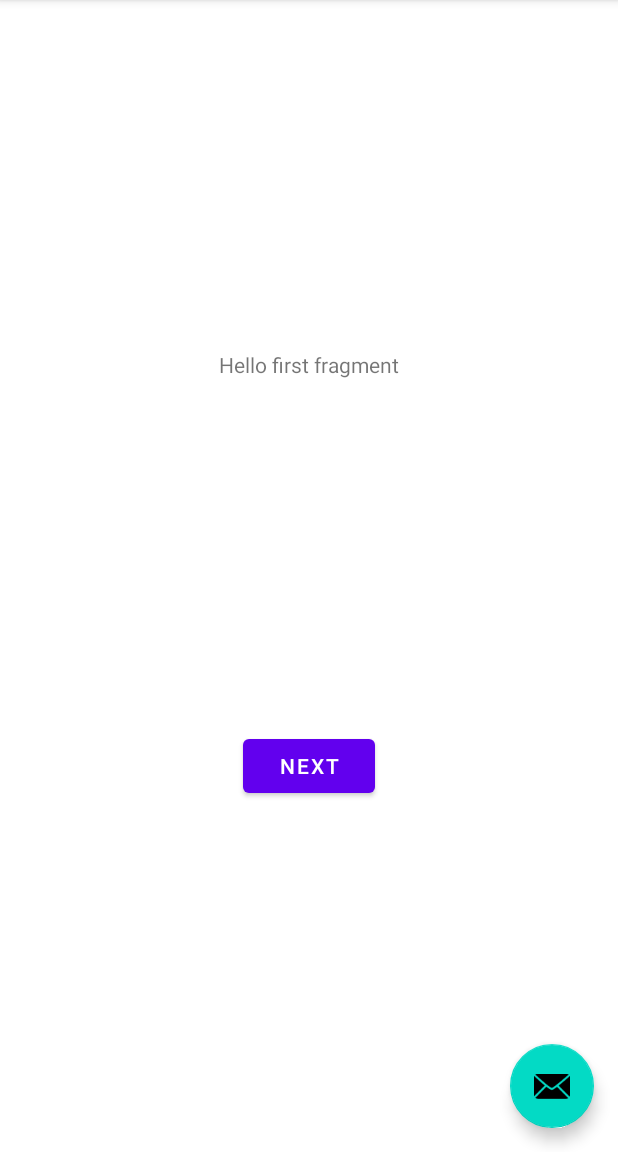
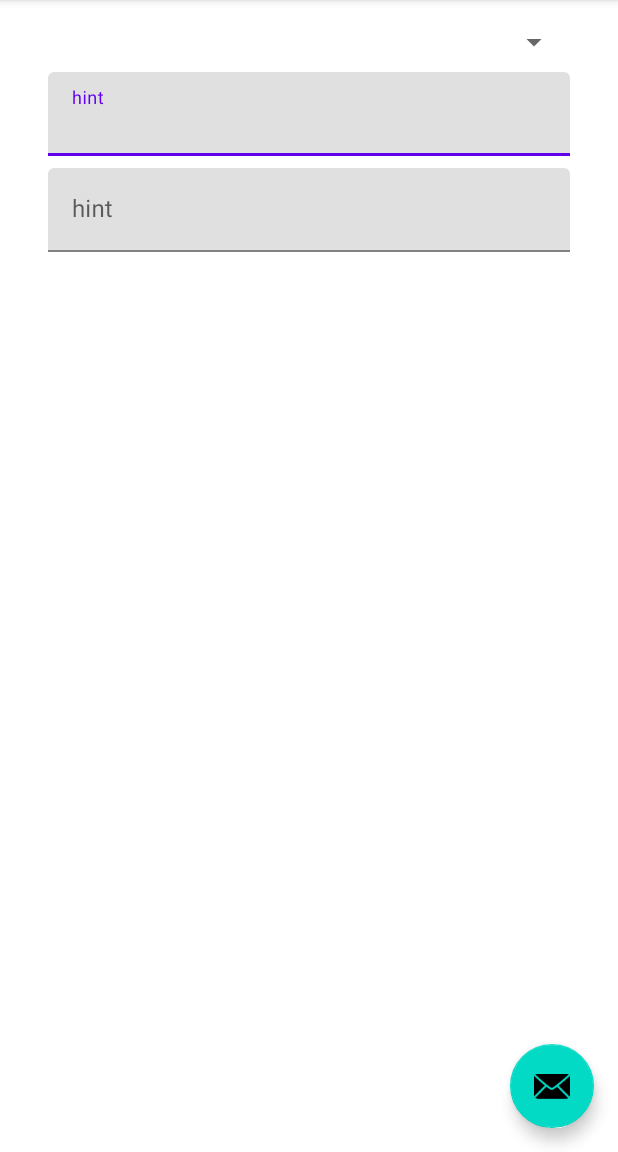
Before and after one commit to Crucialjun/NoteKeeperKotlin, an Android app: the screen it shows after launch (MainActivity), on a phone screen of 412 x 824 dp, the part 84-1236 px from its top. Run offline under Robolectric (Android 15) with nearby library versions, the phone set to English and light mode, and no system bars.

Commit message:
Note Fragment layout

```diff
--- a/app/src/main/java/com/example/notekeeperkotlin/NoteFragment.kt
+++ b/app/src/main/java/com/example/notekeeperkotlin/NoteFragment.kt
@@ -24,8 +24,6 @@ class NoteFragment : Fragment() {
     override fun onViewCreated(view: View, savedInstanceState: Bundle?) {
         super.onViewCreated(view, savedInstanceState)
 
-        view.findViewById<Button>(R.id.button_first).setOnClickListener {
-            findNavController().navigate(R.id.action_FirstFragment_to_SecondFragment)
-        }
+
     }
 }
--- a/app/src/main/res/layout/content_main.xml
+++ b/app/src/main/res/layout/content_main.xml
@@ -5,7 +5,7 @@
     android:layout_height="match_parent"
     app:layout_behavior="@string/appbar_scrolling_view_behavior">
 
-    <fragment
+    <androidx.fragment.app.FragmentContainerView
         android:id="@+id/nav_host_fragment"
         android:name="androidx.navigation.fragment.NavHostFragment"
         android:layout_width="0dp"
--- a/app/src/main/res/layout/fragment_note.xml
+++ b/app/src/main/res/layout/fragment_note.xml
@@ -1,28 +1,51 @@
 <?xml version="1.0" encoding="utf-8"?>
-<androidx.constraintlayout.widget.ConstraintLayout xmlns:android="http://schemas.android.com/apk/res/android"
+<androidx.constraintlayout.widget.ConstraintLayout
+    xmlns:android="http://schemas.android.com/apk/res/android"
     xmlns:app="http://schemas.android.com/apk/res-auto"
     xmlns:tools="http://schemas.android.com/tools"
     android:layout_width="match_parent"
     android:layout_height="match_parent"
     tools:context=".NoteFragment">
 
-    <TextView
-        android:id="@+id/textview_first"
-        android:layout_width="wrap_content"
+    <Spinner
+        android:id="@+id/spinner_courses"
+        android:layout_width="match_parent"
         android:layout_height="wrap_content"
-        android:text="@string/hello_first_fragment"
-        app:layout_constraintBottom_toTopOf="@id/button_first"
+        android:layout_marginStart="32dp"
+        android:layout_marginTop="16dp"
+        android:layout_marginEnd="32dp"
         app:layout_constraintEnd_toEndOf="parent"
         app:layout_constraintStart_toStartOf="parent"
         app:layout_constraintTop_toTopOf="parent" />
 
-    <Button
-        android:id="@+id/button_first"
-        android:layout_width="wrap_content"
+    <com.google.android.material.textfield.TextInputLayout
+        android:id="@+id/textInputLayout"
+        android:layout_width="0dp"
         android:layout_height="wrap_content"
-        android:text="@string/next"
-        app:layout_constraintBottom_toBottomOf="parent"
-        app:layout_constraintEnd_toEndOf="parent"
-        app:layout_constraintStart_toStartOf="parent"
-        app:layout_constraintTop_toBottomOf="@id/textview_first" />
+        android:layout_marginTop="8dp"
+        app:layout_constraintEnd_toEndOf="@+id/spinner_courses"
+        app:layout_constraintStart_toStartOf="@+id/spinner_courses"
+        app:layout_constraintTop_toBottomOf="@+id/spinner_courses">
+
+        <com.google.android.material.textfield.TextInputEditText
+            android:id="@+id/text_note_title"
+            android:layout_width="match_parent"
+            android:layout_height="wrap_content"
+            android:hint="@string/hint" />
+    </com.google.android.material.textfield.TextInputLayout>
+
+    <com.google.android.material.textfield.TextInputLayout
+        android:layout_width="0dp"
+        android:layout_height="wrap_content"
+        android:layout_marginTop="8dp"
+        app:layout_constraintEnd_toEndOf="@+id/textInputLayout"
+        app:layout_constraintStart_toStartOf="@+id/textInputLayout"
+        app:layout_constraintTop_toBottomOf="@+id/textInputLayout">
+
+        <com.google.android.material.textfield.TextInputEditText
+            android:id="@+id/text_note_text"
+            android:layout_width="match_parent"
+            android:layout_height="wrap_content"
+            android:hint="@string/hint" />
+    </com.google.android.material.textfield.TextInputLayout>
 </androidx.constraintlayout.widget.ConstraintLayout>
--- a/app/src/main/res/values/strings.xml
+++ b/app/src/main/res/values/strings.xml
@@ -9,4 +9,5 @@
 
     <string name="hello_first_fragment">Hello first fragment</string>
     <string name="hello_second_fragment">Hello second fragment. Arg: %1$s</string>
+    <string name="hint">hint</string>
 </resources>
```
